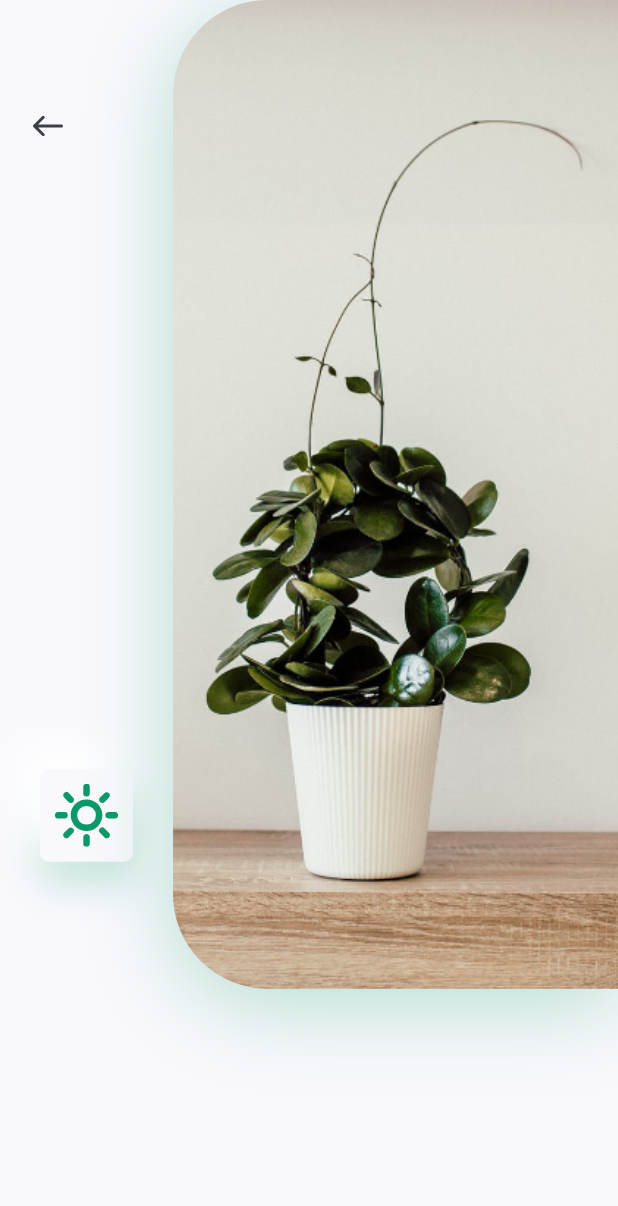
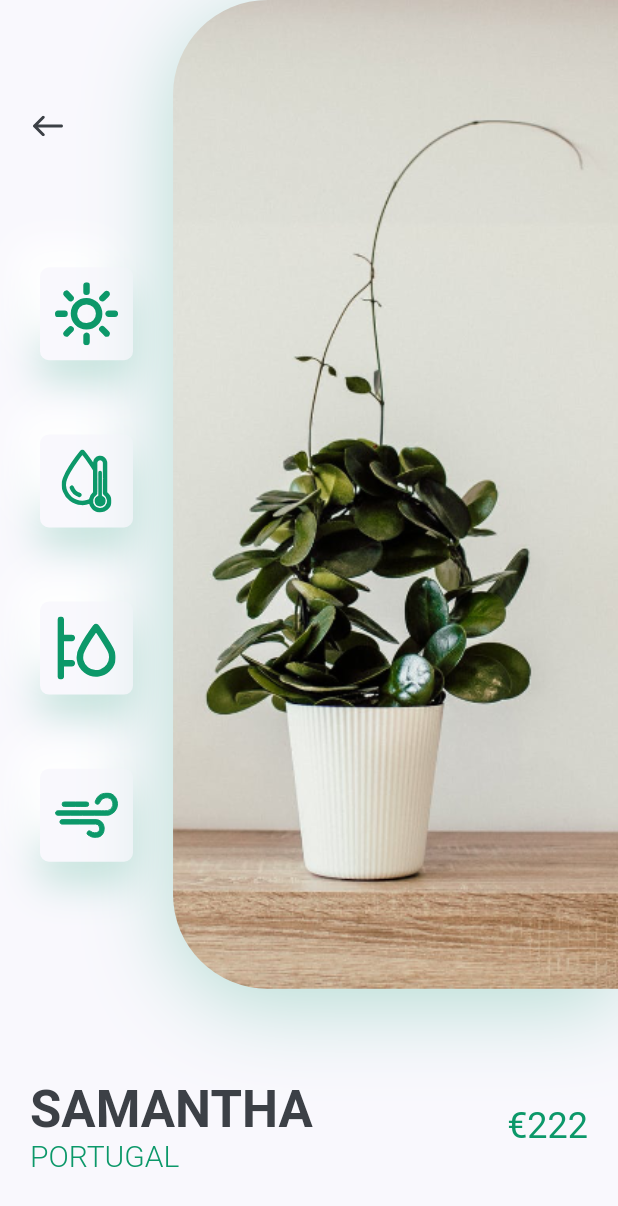
Before and after one commit to miguelnunorosa/Flutter-UI-Examples, a Flutter app: the DetailsScreen screen opened directly, on a phone screen of 412 x 824 dp. Shown: the top 1206 px of the screen. Run offline on Flutter 3.47's test engine with Material 2 defaults, Android fonts, the phone set to English and light mode, and no system bars; our stand-ins replace flutter_svg.

Commit message:
Plant App: details page - add titles

```diff
--- a/plant_app/lib/pages/details/components/body.dart
+++ b/plant_app/lib/pages/details/components/body.dart
@@ -1,7 +1,6 @@
 import 'package:flutter/material.dart';
-import 'package:flutter_svg/flutter_svg.dart';
-import 'package:flutter_svg/svg.dart';
-import 'package:plant_app/pages/details/components/icon_card.dart';
+import 'package:plant_app/pages/details/components/image_and_icons.dart';
+import 'package:plant_app/pages/details/components/name_and_price.dart';
 import 'package:plant_app/settings/constants.dart';
 
 
@@ -11,59 +10,13 @@ class Body extends StatelessWidget {
   @override
   Widget build(BuildContext context) {
 
-    Size size = MediaQuery.of(context).size;
-
-    return Column(
-      children: [
-        SizedBox(
-          height: size.height * 0.8,
-          child: Row(
-            children: [
-              Expanded(
-                child: Padding(
-                  padding: const EdgeInsets.symmetric(vertical: KDEFAULTPADDING * 3),
-                  child: Column(
-                    children: [
-                      Align(
-                        alignment: Alignment.topLeft,
-                        child: IconButton(
-                          padding: const EdgeInsets.symmetric(horizontal: KDEFAULTPADDING),
-                          icon: SvgPicture.asset(ICON_BACK_ARROW),
-                          onPressed: (){ Navigator.pop(context); },
-                        ),
-                      ),
-                      const Spacer(),
-                      const IconCard(),
-                    ],
-                  ),
-                ),
-              ),
-              Container(
-                height: size.height * 0.8,
-                width: size.width * 0.72,
-                decoration: BoxDecoration(
-                  borderRadius: const BorderRadius.only(
-                    topLeft: Radius.circular(63),
-                    bottomLeft: Radius.circular(63),
-                  ),
-                  boxShadow: [
-                    BoxShadow(
-                      offset: const Offset(0, 10),
-                      blurRadius: 50,
-                      color: KPRIMARYCOLOR.withOpacity(0.29),
-                    ),
-                  ],
-                  image: const DecorationImage(
-                    alignment: Alignment.centerLeft,
-                    fit: BoxFit.cover,
-                    image: AssetImage(IMG_IMAGE),
-                  ),
-                ),
-              ),
-            ],
-          ),
-        ),
-      ],
+    return SingleChildScrollView(
+      child: Column(
+        children: [
+          ImageAndIcons(),
+          NameAndPrice(name: "Samantha", country: "Portugal", price: 222),
+        ],
+      ),
     );
   }
 }
--- a/plant_app/lib/pages/details/components/icon_card.dart
+++ b/plant_app/lib/pages/details/components/icon_card.dart
@@ -4,9 +4,10 @@ import 'package:plant_app/settings/constants.dart';
 
 class IconCard extends StatelessWidget {
   const IconCard({
-    Key? key,
+    Key? key, required this.icon,
   }) : super(key: key);
 
+  final String icon;
 
   @override
   Widget build(BuildContext context) {
@@ -15,7 +16,7 @@ class IconCard extends StatelessWidget {
 
     return Container(
       margin: EdgeInsets.symmetric(vertical: _size.height * 0.03),
-      padding: EdgeInsets.all(KDEFAULTPADDING / 2),
+      padding: const EdgeInsets.all(KDEFAULTPADDING / 2),
       height: 62,
       width: 62,
       decoration: BoxDecoration(
@@ -34,7 +35,7 @@ class IconCard extends StatelessWidget {
           ),
         ],
       ),
-      child: SvgPicture.asset(ICON_SUN),
+      child: SvgPicture.asset(icon),
     );
   }
 }
--- /dev/null
+++ b/plant_app/lib/pages/details/components/icons_left_list.dart
@@ -0,0 +1,37 @@
+import 'package:flutter/material.dart';
+import 'package:flutter_svg/flutter_svg.dart';
+import 'package:plant_app/pages/details/components/icon_card.dart';
+import 'package:plant_app/settings/constants.dart';
+
+
+class LeftIconsList extends StatelessWidget {
+  const LeftIconsList({
+    Key? key,
+  }) : super(key: key);
+
+  @override
+  Widget build(BuildContext context) {
+    return Expanded(
+      child: Padding(
+        padding: const EdgeInsets.symmetric(vertical: KDEFAULTPADDING * 3),
+        child: Column(
+          children: [
+            Align(
+              alignment: Alignment.topLeft,
+              child: IconButton(
+                padding: const EdgeInsets.symmetric(horizontal: KDEFAULTPADDING),
+                icon: SvgPicture.asset(ICON_BACK_ARROW),
+                onPressed: (){ Navigator.pop(context); },
+              ),
+            ),
+            const Spacer(),
+            const IconCard(icon: ICON_SUN),
+            const IconCard(icon: ICON_ICON2),
+            const IconCard(icon: ICON_ICON3),
+            const IconCard(icon: ICON_ICON4),
+          ],
+        ),
+      ),
+    );
+  }
+}
--- /dev/null
+++ b/plant_app/lib/pages/details/components/image_and_icons.dart
@@ -0,0 +1,53 @@
+import 'package:flutter/material.dart';
+import 'package:plant_app/pages/details/components/icons_left_list.dart';
+import 'package:plant_app/settings/constants.dart';
+
+
+class ImageAndIcons extends StatelessWidget {
+  const ImageAndIcons({
+    Key? key,
+  }) : super(key: key);
+
+
+  @override
+  Widget build(BuildContext context) {
+
+    Size _size = MediaQuery.of(context).size;
+
+    return Padding(
+      padding: const EdgeInsets.only(
+        bottom: KDEFAULTPADDING * 3,
+      ),
+      child: SizedBox(
+        height: _size.height * 0.8,
+        child: Row(
+          children: [
+            LeftIconsList(),
+            Container(
+              height: _size.height * 0.8,
+              width: _size.width * 0.72,
+              decoration: BoxDecoration(
+                borderRadius: const BorderRadius.only(
+                  topLeft: Radius.circular(63),
+                  bottomLeft: Radius.circular(63),
+                ),
+                boxShadow: [
+                  BoxShadow(
+                    offset: const Offset(0, 10),
+                    blurRadius: 50,
+                    color: KPRIMARYCOLOR.withOpacity(0.29),
+                  ),
+                ],
+                image: const DecorationImage(
+                  alignment: Alignment.centerLeft,
+                  fit: BoxFit.cover,
+                  image: AssetImage(IMG_IMAGE),
+                ),
+              ),
+            ),
+          ],
+        ),
+      ),
+    );
+  }
+}
--- /dev/null
+++ b/plant_app/lib/pages/details/components/name_and_price.dart
@@ -0,0 +1,48 @@
+import 'package:flutter/material.dart';
+import 'package:plant_app/settings/constants.dart';
+
+
+class NameAndPrice extends StatelessWidget {
+  const NameAndPrice({
+    Key? key, required this.name, required this.country, required this.price,
+  }) : super(key: key);
+
+  final String name, country;
+  final int price;
+
+  @override
+  Widget build(BuildContext context) {
+    return Padding(
+      padding: const EdgeInsets.symmetric(horizontal: KDEFAULTPADDING),
+      child: Row(
+        children: [
+          RichText(
+            text: TextSpan(
+              children: [
+                TextSpan(
+                  text: "$name\n".toUpperCase(),
+                  style: Theme.of(context).textTheme.headline4?.copyWith(
+                    color: KTEXTCOLOR,
+                    fontWeight: FontWeight.bold,
+                  ),
+                ),
+                TextSpan(
+                  text: country.toUpperCase(),
+                  style: TextStyle(
+                    color: KPRIMARYCOLOR,
+                    fontSize: 20,
+                    fontWeight: FontWeight.w300,
+                  ),
+                ),
+              ],
+            ),
+          ),
+          const Spacer(),
+          Text("€$price",
+            style: Theme.of(context).textTheme.headline5?.copyWith(color: KPRIMARYCOLOR),
+          ),
+        ],
+      ),
+    );
+  }
+}
```
